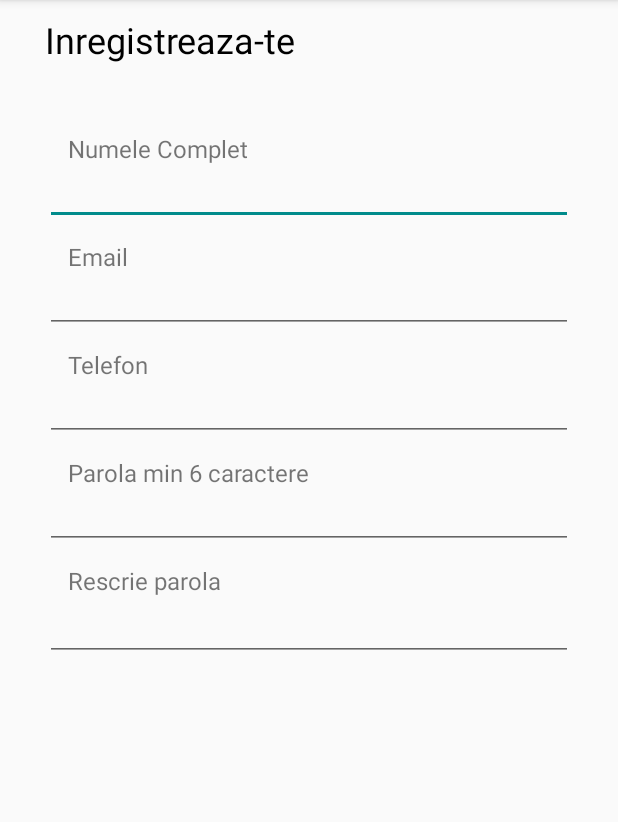
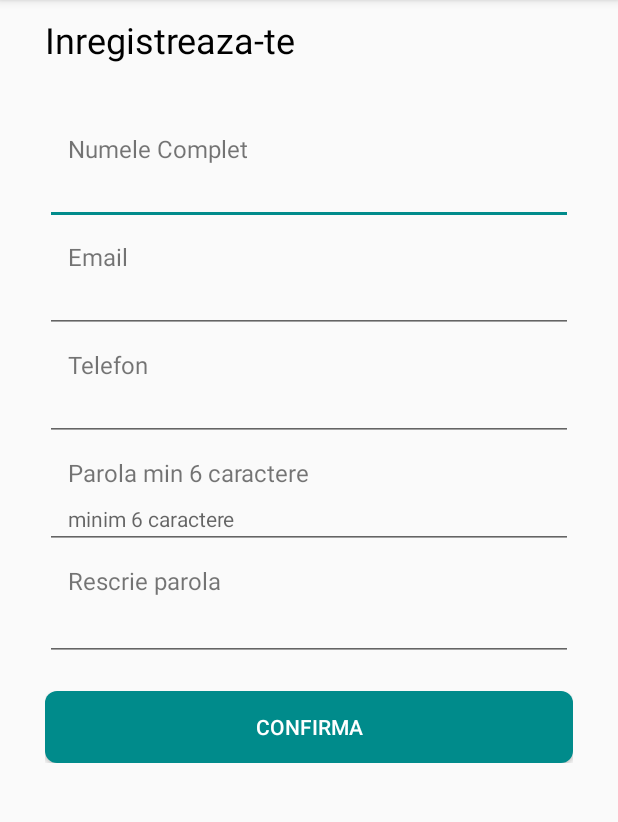
Before and after one commit to AndyRadulescu/android_pizza, an Android app: the RegisterActivity screen opened directly, with no data from a screen before it, on a phone screen of 412 x 824 dp, the part 84-906 px from its top. Run offline under Robolectric (Android 15) with nearby library versions, the phone set to English and light mode, and no system bars; 1 statement that could not run was skipped.

Commit message:
stylelized the content_register activity

```diff
--- a/app/src/main/res/layout-v26/content_register.xml
+++ b/app/src/main/res/layout-v26/content_register.xml
@@ -39,6 +39,7 @@
 
             <EditText
                 android:id="@+id/et_name"
+                style="@style/bodyText"
                 android:layout_width="match_parent"
                 android:layout_height="wrap_content"
                 android:autofillHints="@string/name"
@@ -96,6 +97,7 @@
                 android:layout_width="match_parent"
                 android:layout_height="wrap_content"
                 android:autofillHints="@string/password"
+                android:hint="@string/password_hint"
                 android:ems="10"
                 android:inputType="textPassword"
                 android:textSize="14sp" />
@@ -116,6 +118,15 @@
                 android:autofillHints="@string/confirmPassword"
                 android:ems="10"
                 android:inputType="textPassword" />
+
+            <Button
+                android:layout_width="match_parent"
+                android:layout_height="wrap_content"
+                android:layout_marginTop="20dp"
+                android:background="@drawable/rounded_button_background"
+                android:onClick="onConfirm"
+                android:text="@string/confirm"
+                android:textColor="#fff" />
         </LinearLayout>
     </ScrollView>
 </LinearLayout>
--- a/app/src/main/res/layout/content_register.xml
+++ b/app/src/main/res/layout/content_register.xml
@@ -1,12 +1,22 @@
 <?xml version="1.0" encoding="utf-8"?>
-<android.support.constraint.ConstraintLayout xmlns:android="http://schemas.android.com/apk/res/android"
+<LinearLayout xmlns:android="http://schemas.android.com/apk/res/android"
     xmlns:app="http://schemas.android.com/apk/res-auto"
     xmlns:tools="http://schemas.android.com/tools"
     android:layout_width="match_parent"
     android:layout_height="match_parent"
+    android:orientation="vertical"
     app:layout_behavior="@string/appbar_scrolling_view_behavior"
     tools:context=".RegisterActivity"
     tools:showIn="@layout/activity_register">
+
+    <TextView
+        style="@style/titleText"
+        android:layout_width="wrap_content"
+        android:layout_height="wrap_content"
+        android:layout_marginStart="30dp"
+        android:layout_marginTop="10dp"
+        android:layout_marginBottom="35dp"
+        android:text="@string/register" />
 
     <ScrollView
         android:layout_width="match_parent"
@@ -29,6 +39,7 @@
 
             <EditText
                 android:id="@+id/et_name"
+                style="@style/bodyText"
                 android:layout_width="match_parent"
                 android:layout_height="wrap_content"
                 android:ems="10"
@@ -101,6 +112,15 @@
                 android:layout_height="wrap_content"
                 android:ems="10"
                 android:inputType="textPassword" />
+
+            <Button
+                android:layout_width="match_parent"
+                android:layout_height="wrap_content"
+                android:layout_marginTop="20dp"
+                android:background="@drawable/rounded_button_background"
+                android:onClick="onConfirm"
+                android:text="@string/confirm"
+                android:textColor="#fff" />
         </LinearLayout>
     </ScrollView>
-</android.support.constraint.ConstraintLayout>
+</LinearLayout>
```
